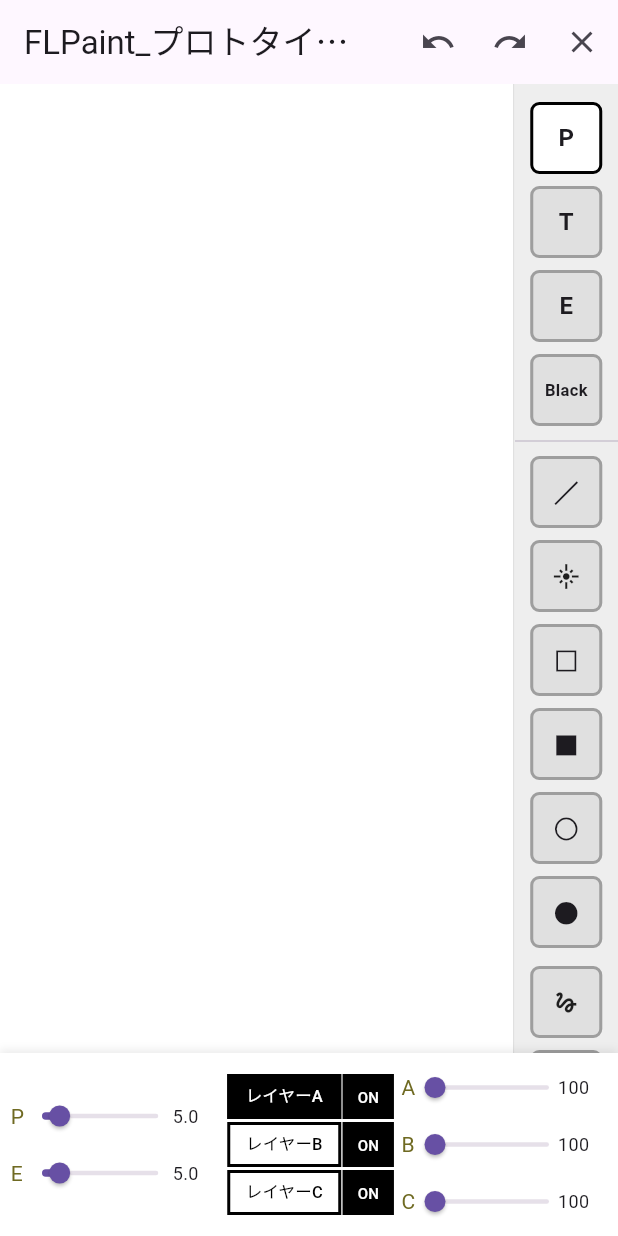
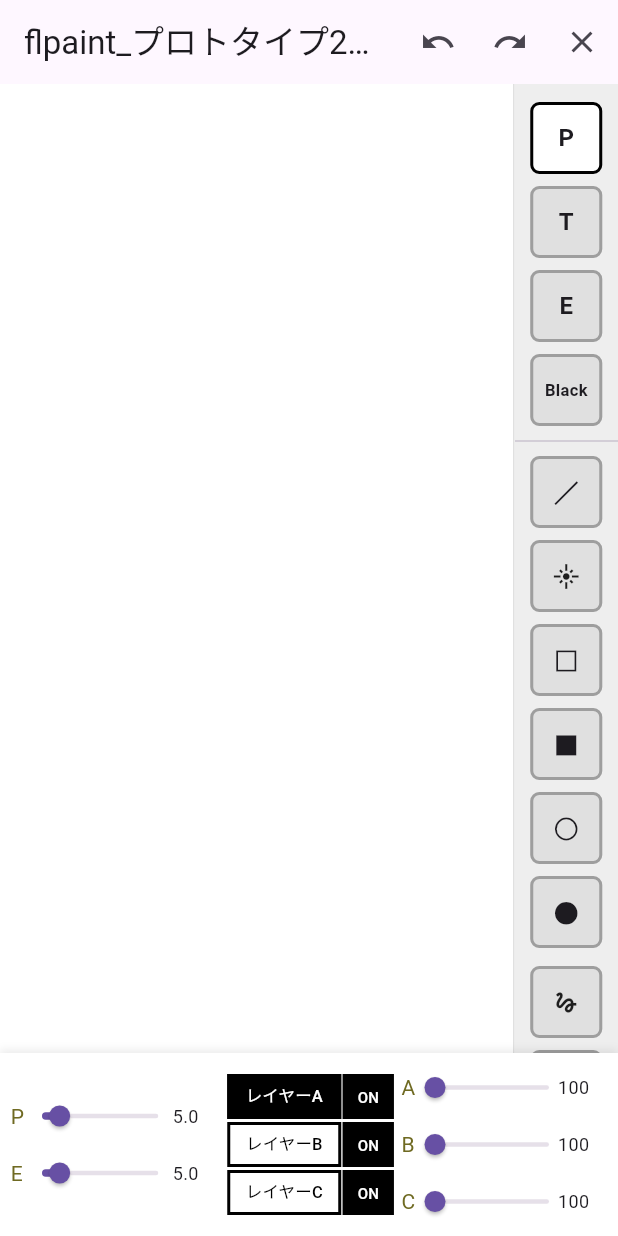
Before and after one commit to taksub-coder/flpaint, a Flutter app: the screen it shows after launch, on a phone screen of 412 x 824 dp. Run offline on Flutter 3.47's test engine with Material 3 defaults, Android fonts, the phone set to English and light mode, and no system bars; missing offline and left inert: file_selector, flutter_file_dialog, window_manager.

Commit message:
Update app name to flpaint prototype 2.1C

```diff
--- a/lib/main.dart
+++ b/lib/main.dart
@@ -25,7 +25,7 @@ Future<void> main() async {
       center: true,
       backgroundColor: Colors.transparent,
       skipTaskbar: false,
-      title: 'FLPaint_2.1b',
+      title: 'flpaint_プロトタイプ2.1C',
     );
     windowManager.waitUntilReadyToShow(windowOptions, () async {
       try {
@@ -53,7 +53,7 @@ class MyApp extends StatelessWidget {
   @override
   Widget build(BuildContext context) {
     return MaterialApp(
-      title: 'FLPaint_2.1b',
+      title: 'flpaint_プロトタイプ2.1C',
       debugShowCheckedModeBanner: false,
       theme: ThemeData(
         primarySwatch: Colors.blue,
@@ -234,7 +234,7 @@ class _MyHomePageState extends State<MyHomePage>
         child: _buildWindowMovablePanel(
           child: AppBar(
             title:
-                const Text('FLPaint_\u30d7\u30ed\u30c8\u30bf\u30a4\u30d72.1b'),
+                const Text('flpaint_プロトタイプ2.1C'),
             actions: [
               IconButton(
                 icon: const Icon(Icons.undo),
--- a/lib/providers/drawing_provider.dart
+++ b/lib/providers/drawing_provider.dart
@@ -1,4 +1,4 @@
-//flpaint_プロトタイプ1.6_文字入力第２調整版
+//flpaint_プロトタイプ2.1C
 import 'dart:async';
 import 'dart:io';
 import 'dart:math' as math;
@@ -1876,7 +1876,7 @@ class DrawingProvider extends ChangeNotifier {
   // ==========================================
   void optimizeMemoryForEmergency() {
     debugPrint(
-      '🚨 [FLPaint] 低パフォーマンスを検知。メモリを解放して描画を高速化します...',
+      '🚨 [flpaint_プロトタイプ2.1C] 低パフォーマンスを検知。メモリを解放して描画を高速化します...',
     );
 
     _redoStack.clear();
@@ -1890,7 +1890,7 @@ class DrawingProvider extends ChangeNotifier {
     PaintingBinding.instance.imageCache.clearLiveImages();
 
     debugPrint(
-      '✅ [FLPaint] 解放完了: 履歴を縮小し、描画のレスポンスを改善しました。',
+      '✅ [flpaint_プロトタイプ2.1C] 解放完了: 履歴を縮小し、描画のレスポンスを改善しました。',
     );
     _notifyUiOnly();
   }
```
Also changed, not shown: 7 other files.
